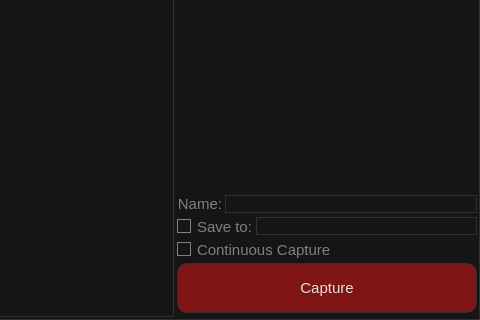
aleksey-ka/OpenAP-AstroPhotography, file mainframe.ui: the form before one commit; both pictures show x 834 to 1314 and y 499 to 819 of the 1314 by 819 pixel window.
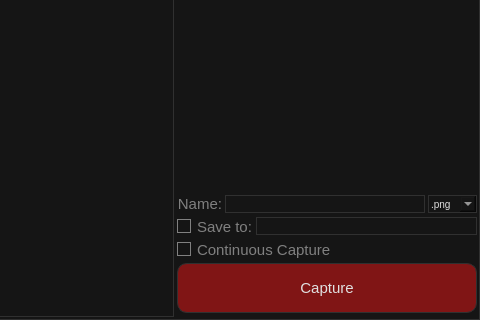
The form after the commit.

What changed in the file:
```diff
--- a/mainframe.ui
+++ b/mainframe.ui
@@ -831,6 +831,26 @@
                </property>
               </widget>
              </item>
+             <item>
+              <widget class="QComboBox" name="formatComboBox">
+               <property name="styleSheet">
+                <string notr="true">font-size:10px;</string>
+               </property>
+               <property name="editable">
+                <bool>true</bool>
+               </property>
+               <item>
+                <property name="text">
+                 <string>.png</string>
+                </property>
+               </item>
+               <item>
+                <property name="text">
+                 <string>.pixels</string>
+                </property>
+               </item>
+              </widget>
+             </item>
             </layout>
            </widget>
           </item>
```
